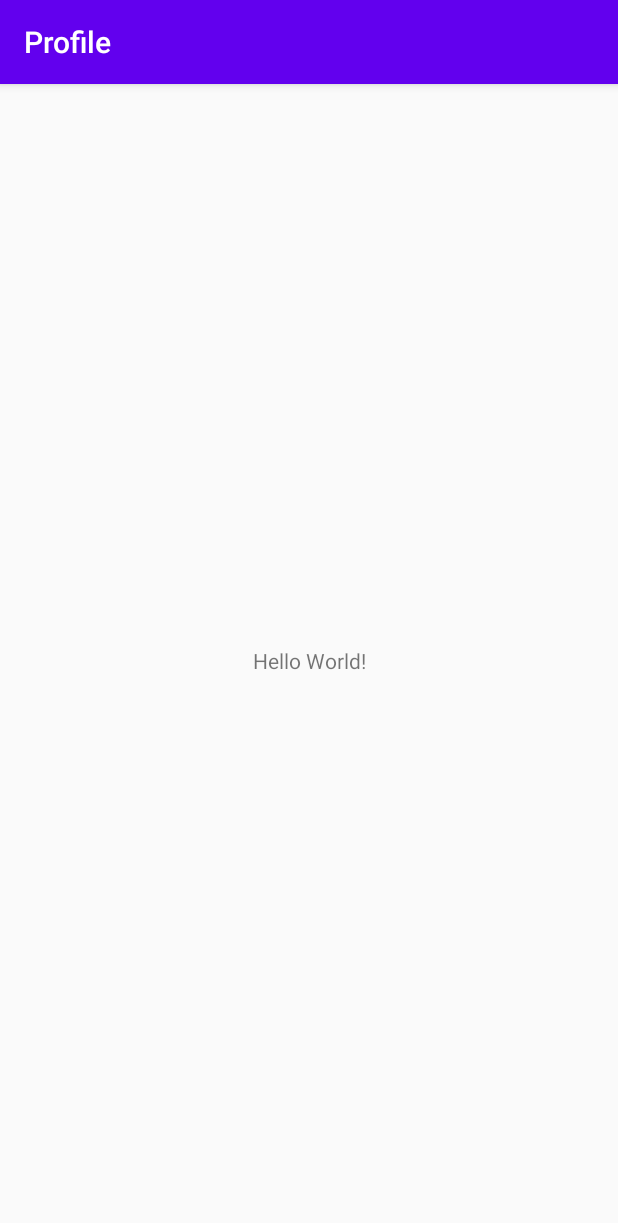
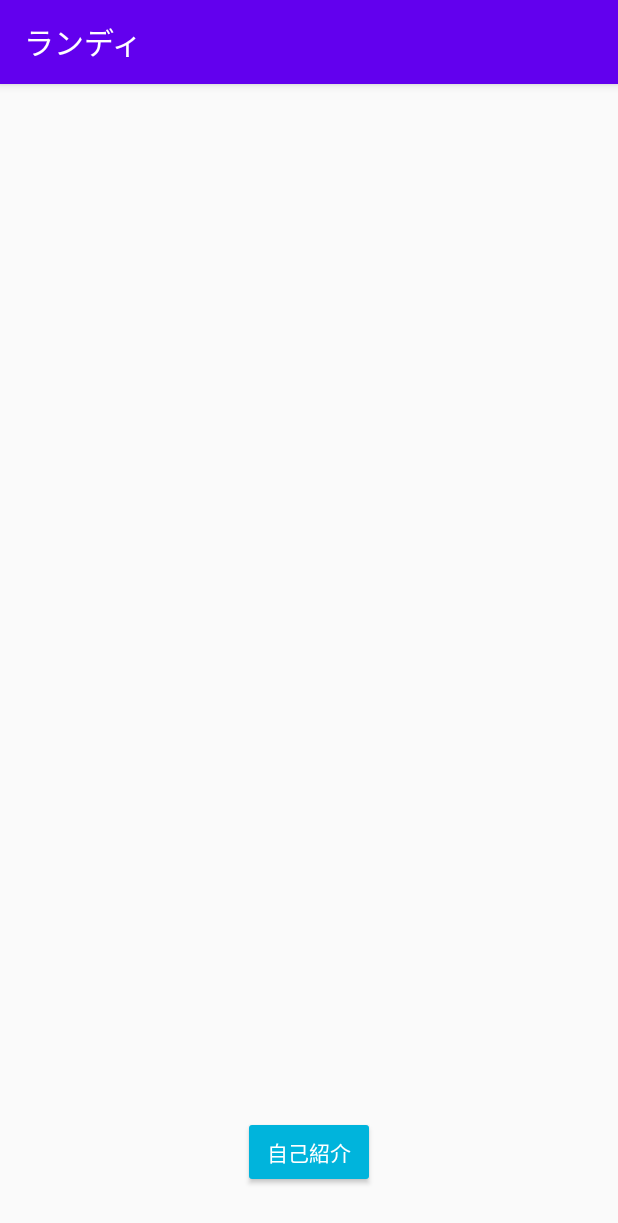
Before and after one commit to mona-apk/LiT-Application, an Android app: the screen it shows after launch (MainActivity), on a phone screen of 412 x 824 dp. Shown: the top 1223 px of the screen. Run offline under Robolectric (Android 15) with nearby library versions, the light colour scheme and no system bars.

Commit message:
Profileアプリ:1~4の実装

```diff
--- a/profile/build.gradle
+++ b/profile/build.gradle
@@ -23,6 +23,9 @@ android {
         }
     }
 
+    kotlinOptions {
+        jvmTarget = '1.8'
+    }
 }
 
 dependencies {
--- a/profile/src/main/java/com/kamiapk/profile/MainActivity.kt
+++ b/profile/src/main/java/com/kamiapk/profile/MainActivity.kt
@@ -2,11 +2,22 @@ package com.kamiapk.profile
 
 import androidx.appcompat.app.AppCompatActivity
 import android.os.Bundle
+import android.view.View
+import androidx.core.view.isVisible
+import kotlinx.android.synthetic.main.activity_main.*
 
 class MainActivity : AppCompatActivity() {
 
     override fun onCreate(savedInstanceState: Bundle?) {
         super.onCreate(savedInstanceState)
         setContentView(R.layout.activity_main)
+
+        profileImage.isVisible = false
+        profileCommentText.isVisible = false
+
+        button1.setOnClickListener {
+            profileImage.isVisible = true
+            profileCommentText.isVisible = true
+        }
     }
 }
--- a/profile/src/main/res/layout/activity_main.xml
+++ b/profile/src/main/res/layout/activity_main.xml
@@ -6,13 +6,40 @@
     android:layout_height="match_parent"
     tools:context=".MainActivity">
 
-    <TextView
+    <ImageView
+        android:id="@+id/profileImage"
+        android:layout_width="0dp"
+        android:layout_height="wrap_content"
+        android:adjustViewBounds="true"
+        android:scaleType="centerCrop"
+        app:layout_constraintEnd_toEndOf="parent"
+        app:layout_constraintStart_toStartOf="parent"
+        app:layout_constraintTop_toTopOf="parent"
+        app:srcCompat="@drawable/randy_image" />
+
+    <Button
+        android:id="@+id/button1"
         android:layout_width="wrap_content"
         android:layout_height="wrap_content"
-        android:text="Hello World!"
+        android:layout_marginBottom="32dp"
+        android:backgroundTint="#00B4DC"
+        android:text="自己紹介"
+        android:textColor="#FFFFFF"
         app:layout_constraintBottom_toBottomOf="parent"
-        app:layout_constraintLeft_toLeftOf="parent"
-        app:layout_constraintRight_toRightOf="parent"
-        app:layout_constraintTop_toTopOf="parent" />
+        app:layout_constraintEnd_toEndOf="parent"
+        app:layout_constraintStart_toStartOf="parent" />
 
+    <TextView
+        android:id="@+id/profileCommentText"
+        android:layout_width="0dp"
+        android:layout_height="0dp"
+        android:layout_marginStart="16dp"
+        android:layout_marginTop="16dp"
+        android:layout_marginEnd="16dp"
+        android:layout_marginBottom="16dp"
+        android:text="Androidメンターのランディだよ"
+        app:layout_constraintBottom_toTopOf="@+id/button1"
+        app:layout_constraintEnd_toEndOf="parent"
+        app:layout_constraintStart_toStartOf="parent"
+        app:layout_constraintTop_toBottomOf="@+id/profileImage" />
 </androidx.constraintlayout.widget.ConstraintLayout>
--- a/profile/src/main/res/values/strings.xml
+++ b/profile/src/main/res/values/strings.xml
@@ -1,3 +1,3 @@
 <resources>
-    <string name="app_name">Profile</string>
+    <string name="app_name">ランディ</string>
 </resources>
```
Also changed, not shown: profile/src/main/res/drawable/baseball_image.jpg (added), profile/src/main/res/drawable/donut_image.jpg (added), profile/src/main/res/drawable/gadget_image.jpg (added), profile/src/main/res/drawable/randy_image.jpg (added).
